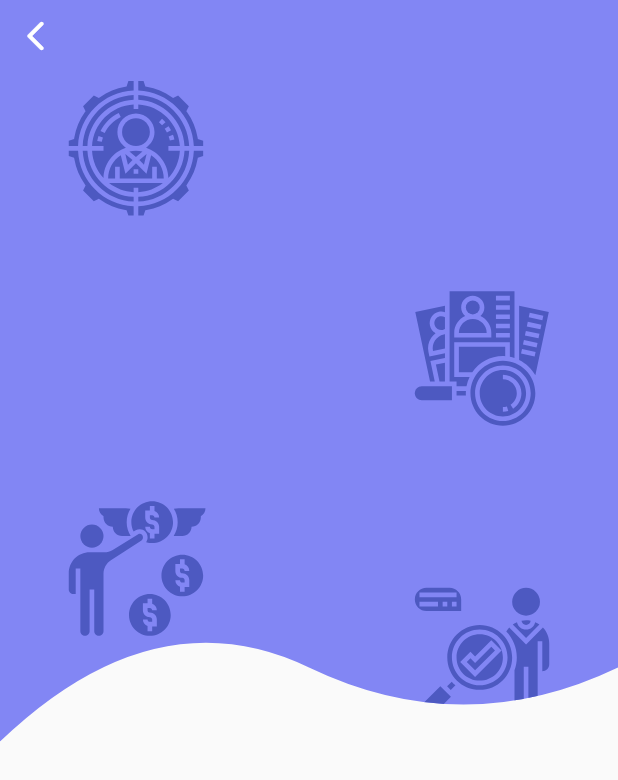
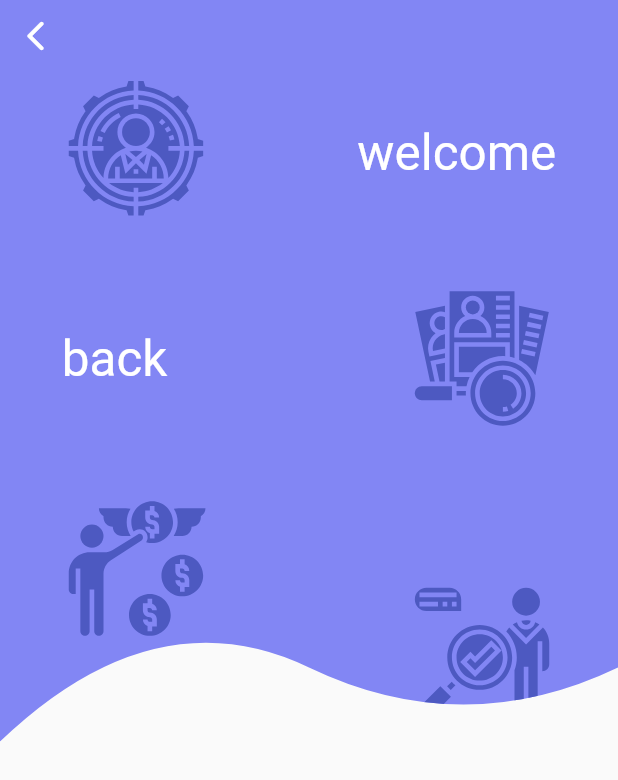
Before and after one commit to BBarisKilic/HRMS-Frontend-Flutter, a Flutter app: the screen it shows after launch, after a tap on "Log in", on a phone screen of 412 x 824 dp. Shown: the top 780 px of the screen. Run offline on Flutter 3.47's test engine with Material 2 defaults, Android fonts, the light colour scheme and no system bars; our stand-ins replace flutter_svg, get, responsive_builder, sizer; Roboto replaces fonts that are missing (NanumGothicCoding).

Commit message:
Created controller for login page.

```diff
--- /dev/null
+++ b/lib/controllers/login_page_controller.dart
@@ -0,0 +1,3 @@
+import 'package:get/get.dart';
+
+class LoginPageController extends GetxController {}
--- a/lib/main.dart
+++ b/lib/main.dart
@@ -1,11 +1,13 @@
 import 'package:flutter/material.dart';
 import 'package:get/get.dart';
+import 'package:hrms_ui/controllers/login_page_controller.dart';
 import 'package:hrms_ui/views/home/home_page.dart';
 import 'package:hrms_ui/views/login/login_page.dart';
 import 'package:hrms_ui/views/welcome/welcome_page.dart';
 import 'package:sizer/sizer.dart';
 
 void main() {
+  final _loginPageController = Get.put(LoginPageController());
   runApp(HRMSApp());
 }
 
--- a/lib/views/login/login_page_phone.dart
+++ b/lib/views/login/login_page_phone.dart
@@ -2,10 +2,13 @@ import 'package:flutter/material.dart';
 import 'package:flutter_svg/svg.dart';
 import 'package:get/get.dart';
 import 'package:hrms_ui/components/background_clipper.dart';
+import 'package:hrms_ui/controllers/login_page_controller.dart';
 import 'package:hrms_ui/views/login/login_page.dart';
 import 'package:sizer/sizer.dart';
 
 class LoginPagePhone extends StatelessWidget {
+  final LoginPageController _loginPageController = Get.find();
+
   @override
   Widget build(BuildContext context) {
     return Scaffold(
@@ -39,6 +42,19 @@ class LoginPagePhone extends StatelessWidget {
                   ),
                 ),
                 Padding(
+                  padding: EdgeInsets.only(top: 10.h, right: 10.w),
+                  child: Align(
+                    alignment: Alignment.topRight,
+                    child: Text(
+                      "welcome",
+                      style: TextStyle(
+                        color: Colors.white,
+                        fontSize: 24.sp,
+                      ),
+                    ),
+                  ),
+                ),
+                Padding(
                   padding: EdgeInsets.only(bottom: 2.h, right: 10.w),
                   child: Align(
                     alignment: Alignment.centerRight,
@@ -46,6 +62,19 @@ class LoginPagePhone extends StatelessWidget {
                       "assets/images/recruitment.svg",
                       height: 12.h,
                       color: const Color(0xff4d59c1),
+                    ),
+                  ),
+                ),
+                Padding(
+                  padding: EdgeInsets.only(bottom: 2.h, left: 10.w),
+                  child: Align(
+                    alignment: Alignment.centerLeft,
+                    child: Text(
+                      "back",
+                      style: TextStyle(
+                        color: Colors.white,
+                        fontSize: 24.sp,
+                      ),
                     ),
                   ),
                 ),
```
